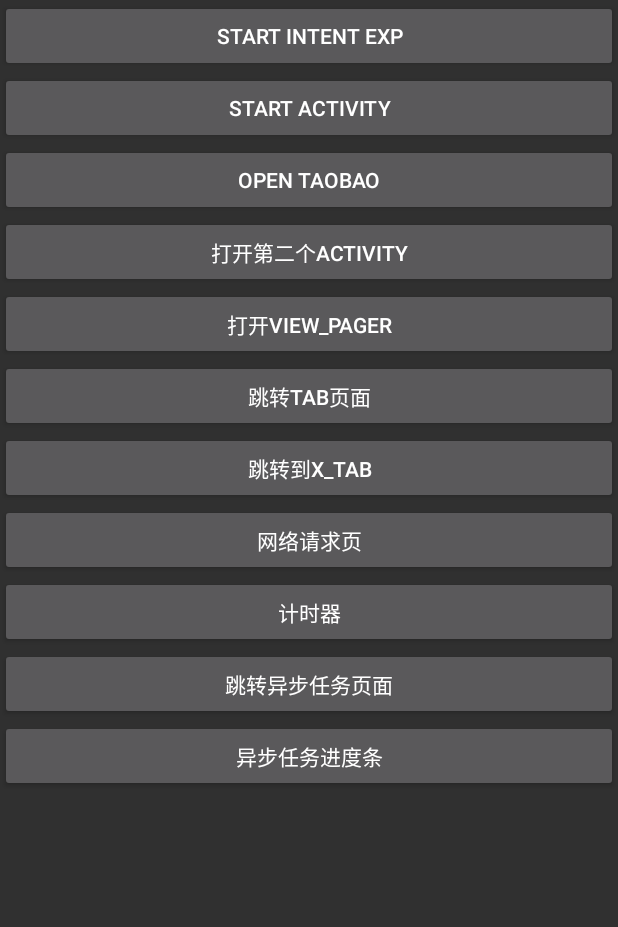
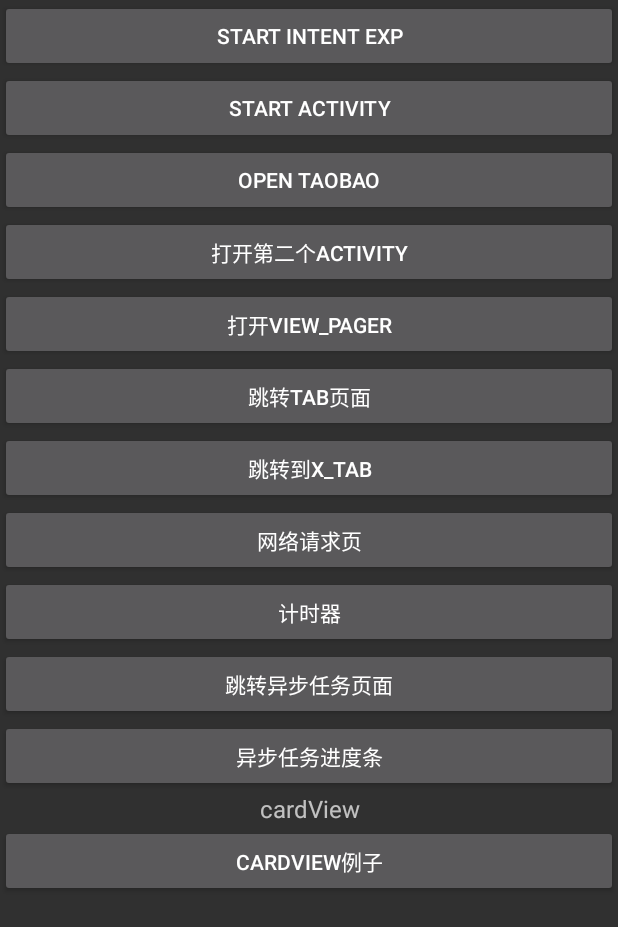
Before and after one commit to Super-Boom/android_study, an Android app: the screen it shows after launch (MainActivity), on a phone screen of 412 x 824 dp. Shown: the top 927 px of the screen. Run offline under Robolectric (Android 15) with nearby library versions, the phone set to English and light mode, and no system bars.

Commit message:
add casrd view

```diff
--- a/app/build.gradle
+++ b/app/build.gradle
@@ -48,4 +48,6 @@ dependencies {
     implementation 'com.squareup.retrofit2:retrofit:2.9.0'
     // retrofit fast-json converter
     implementation 'org.ligboy.retrofit2:converter-fastjson-android:2.1.0'
+    // 引入cardview组件
+    implementation 'com.android.support:cardview-v7:28.0.0'
 }
--- a/app/src/main/AndroidManifest.xml
+++ b/app/src/main/AndroidManifest.xml
@@ -12,7 +12,8 @@
         android:roundIcon="@mipmap/ic_launcher_round"
         android:supportsRtl="true"
         android:theme="@style/Theme.AppCompat.NoActionBar">
-        <activity android:name=".ProcessBarActivity"></activity>
+        <activity android:name=".CardViewPageActivity"></activity>
+        <activity android:name=".ProcessBarActivity" />
         <activity android:name=".AsyncTaskActivity" />
         <activity android:name=".TimerActivity" />
         <activity android:name=".HttpReqActivity" />
--- a/app/src/main/java/com/xzg/androidstudy/MainActivity.java
+++ b/app/src/main/java/com/xzg/androidstudy/MainActivity.java
@@ -58,6 +58,7 @@ public class MainActivity extends AppCompatActivity {
         final Button toTimerPageBtn = findViewById(R.id.timer_page);
         final Button toAsyncTaskPageBtn = findViewById(R.id.go_to_async_task_page);
         final Button asyncTaskBtn = findViewById(R.id.async_task_process_bar);
+        final Button cardViewPage = findViewById(R.id.to_card_view_page);
         mTvShow = findViewById(R.id.tv_shows);
         startIntentExp.setOnClickListener(new ClickHandler());
         // 启动另外一个activity
@@ -78,6 +79,8 @@ public class MainActivity extends AppCompatActivity {
         toAsyncTaskPageBtn.setOnClickListener(new ClickHandler());
         // 跳转到异步任务进度条页面
         asyncTaskBtn.setOnClickListener(new ClickHandler());
+        // 跳转到card_view页面
+        cardViewPage.setOnClickListener(new ClickHandler());
     }
 
     // 点击时间
@@ -115,6 +118,8 @@ public class MainActivity extends AppCompatActivity {
             } else if (id == R.id.async_task_process_bar) {
                 Intent intent = new Intent(MainActivity.this, ProcessBarActivity.class);
                 startActivity(intent);
+            } else if (id == R.id.to_card_view_page) {
+
             }
         }
     }
--- a/app/src/main/res/layout/activity_main.xml
+++ b/app/src/main/res/layout/activity_main.xml
@@ -71,6 +71,19 @@
         android:text="异步任务进度条" />
 
     <TextView
+        android:layout_width="match_parent"
+        android:layout_height="wrap_content"
+        android:gravity="center"
+        android:text="@string/cardview"
+        android:textSize="16dp" />
+
+    <Button
+        android:id="@+id/to_card_view_page"
+        android:layout_width="match_parent"
+        android:layout_height="wrap_content"
+        android:text="@string/cardview_page" />
+
+    <TextView
         android:id="@+id/tv_shows"
         android:layout_width="match_parent"
         android:layout_height="wrap_content"
--- a/app/src/main/res/values/strings.xml
+++ b/app/src/main/res/values/strings.xml
@@ -12,4 +12,6 @@
     <string name="tab">跳转tab页面</string>
     <string name="x_tab">跳转到x_tab</string>
     <string name="progress_bar">还没开始哦！</string>
+    <string name="cardview">cardView</string>
+    <string name="cardview_page">cardView例子</string>
 </resources>
```
Also changed, not shown: app/src/main/java/com/xzg/androidstudy/CardViewPageActivity.java (added, +14 -0 lines), app/src/main/res/layout/activity_card_view_page.xml (added, +16 -0 lines).
